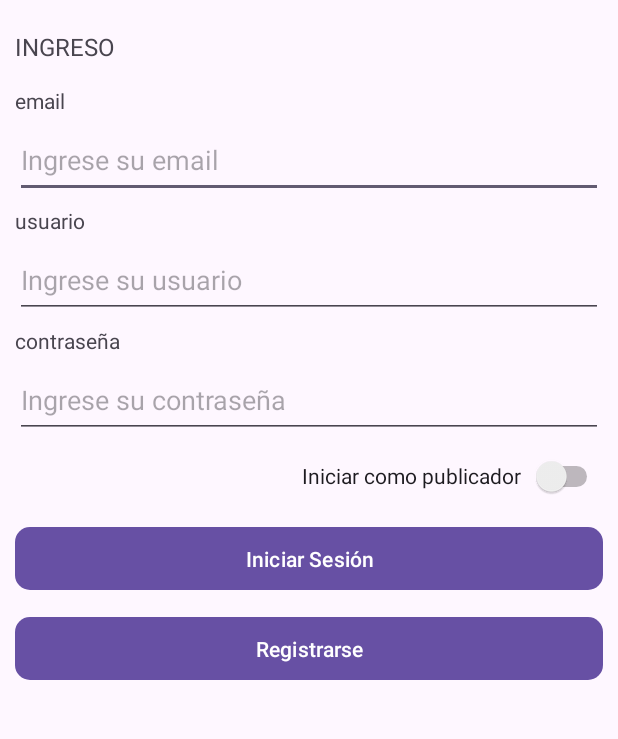
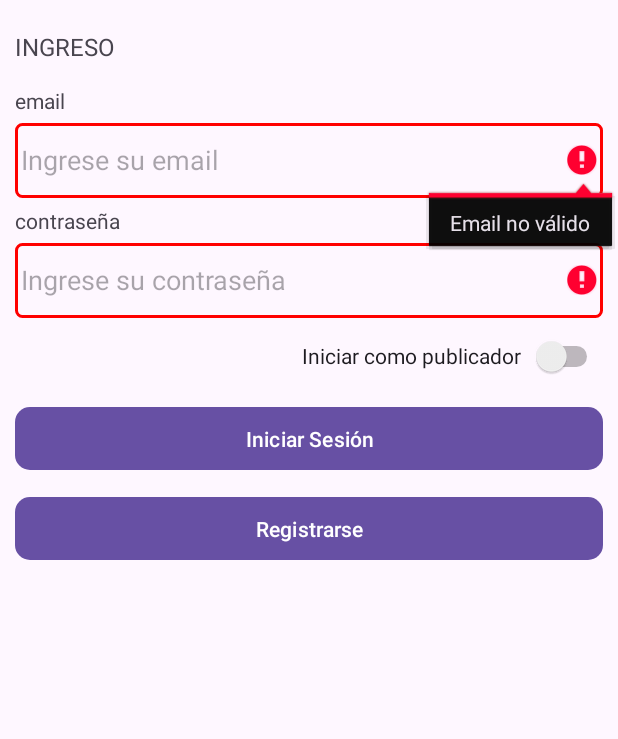
Before and after one commit to RodrigoPersoglia/PlayNow, an Android app: the screen it shows after launch (MainActivity), after a tap on "Iniciar Sesión", on a phone screen of 412 x 824 dp, the part 120-859 px from its top. Run offline under Robolectric (Android 15) with nearby library versions, the phone set to English and light mode, and no system bars; our stand-ins replace Firebase (no records; nobody signed in at launch, a user with empty details on screens opened directly).

```diff
--- a/app/src/main/java/com/example/test1/MainActivity.java
+++ b/app/src/main/java/com/example/test1/MainActivity.java
@@ -1,29 +1,37 @@
 package com.example.test1;
 
-import androidx.annotation.NonNull;
-import androidx.appcompat.app.AppCompatActivity;
-
 import android.content.Intent;
-import android.graphics.Color;
 import android.os.Bundle;
-import android.view.View;
 import android.widget.Button;
 import android.widget.Switch;
 import android.widget.TextView;
 import android.widget.Toast;
+
+import androidx.annotation.NonNull;
+import androidx.appcompat.app.AppCompatActivity;
 
 import com.google.android.gms.tasks.OnCompleteListener;
 import com.google.android.gms.tasks.Task;
 import com.google.firebase.auth.AuthResult;
 import com.google.firebase.auth.FirebaseAuth;
 import com.google.firebase.auth.FirebaseUser;
+import com.google.firebase.firestore.CollectionReference;
+import com.google.firebase.firestore.DocumentSnapshot;
+import com.google.firebase.firestore.FirebaseFirestore;
+import com.google.firebase.firestore.Query;
+import com.google.firebase.firestore.QuerySnapshot;
+
+import java.util.regex.Matcher;
+import java.util.regex.Pattern;
 
 public class MainActivity extends AppCompatActivity {
 
-    Button login,register;
-    TextView email_input, email_label, usuario_input, usuario_label,contraseña_input,contraseña_label;
+    Button login, register;
+    TextView email, password;
     Switch sw;
     FirebaseAuth mAuth;
+    FirebaseFirestore db;
+    String role;
 
     @Override
     protected void onCreate(Bundle savedInstanceState) {
@@ -36,83 +44,139 @@ public class MainActivity extends AppCompatActivity {
     protected void onStart() {
         super.onStart();
         FirebaseUser user = mAuth.getCurrentUser();
-        if (user != null){
-            startActivity(new Intent(MainActivity.this, SubscriberMain.class));
-            finish();
+        if (user != null) {
+            ValidateRole(user.getEmail());
         }
     }
 
-    private void StartComponents(){
+    private void StartComponents() {
         mAuth = FirebaseAuth.getInstance();
         sw = findViewById(R.id.publisher_switch);
         register = findViewById(R.id.btn_join);
         register.setOnClickListener(view -> GoTo(Register.class));
-        email_input = findViewById(R.id.email_input);
-        email_label = findViewById(R.id.email_label);
-        usuario_input = findViewById(R.id.usuario_input);
-        usuario_label = findViewById(R.id.usuario_label);
-        contraseña_input = findViewById(R.id.contraseña_input);
-        contraseña_label = findViewById(R.id.contraseña_label);
+        email = findViewById(R.id.email_input);
+        password = findViewById(R.id.contraseña_input);
         login = findViewById(R.id.btn_register);
         login.setOnClickListener(view -> Login());
         GetExtras();
     }
 
-    private void GetExtras(){
+    private void GetExtras() {
         Intent intent = getIntent();
-        if (intent.hasExtra("user")) {
-            String user = intent.getStringExtra("user");
-            usuario_input.setText(user);
-        }
         if (intent.hasExtra("pass")) {
             String pass = intent.getStringExtra("pass");
-            contraseña_input.setText(pass);
+            password.setText(pass);
         }
         if (intent.hasExtra("email")) {
             String email = intent.getStringExtra("email");
-            email_input.setText(email);
+            this.email.setText(email);
         }
     }
 
-    private void Login(){
-        String email = email_input.getText().toString();
-        String password = contraseña_input.getText().toString();
+    private boolean Validations(String emailUser, String passUser) {
+        Boolean result = true;
 
-        if (!email.isEmpty() && !password.isEmpty()) {
+        if (passUser.length() < 8) {
+            result = false;
+            password.setError("Contraseña no válida");
+            password.requestFocus();
+            password.setBackgroundResource(R.drawable.edit_text_error_background);
+        } else {
+            password.setError(null);
+            password.setBackgroundResource(android.R.drawable.edit_text);
+        }
 
+        if (!validarEmail(emailUser)) {
+            result = false;
+            email.setError("Email no válido");
+            email.requestFocus();
+            email.setBackgroundResource(R.drawable.edit_text_error_background);
+        } else {
+            email.setError(null);
+            email.setBackgroundResource(android.R.drawable.edit_text);
+        }
+
+        return result;
+    }
+
+    public boolean validarEmail(String email) {
+        String regex = "^[A-Za-z0-9+_.-]+@(.+)$";
+        Pattern pattern = Pattern.compile(regex);
+        Matcher matcher = pattern.matcher(email);
+        return matcher.matches();
+    }
+
+    private void Login() {
+        String email = this.email.getText().toString();
+        String password = this.password.getText().toString();
+        if (Validations(email, password)) {
             mAuth.signInWithEmailAndPassword(email, password)
                     .addOnCompleteListener(MainActivity.this, new OnCompleteListener<AuthResult>() {
                         @Override
                         public void onComplete(@NonNull Task<AuthResult> task) {
                             if (task.isSuccessful()) {
-                                FirebaseUser user = mAuth.getCurrentUser();
-                                Toast.makeText(MainActivity.this, "Bienvenido " + user.getEmail(), Toast.LENGTH_SHORT).show();
-                                GoToView();
+                                ValidateRole(email);
                             } else {
                                 Toast.makeText(MainActivity.this, "Usuario y/o contraseña invalida", Toast.LENGTH_SHORT).show();
                             }
                         }
                     });
-        } else {
-            Toast.makeText(MainActivity.this, "Por favor, ingresa tu correo electrónico y contraseña.", Toast.LENGTH_SHORT).show();
         }
     }
 
-    private void GoTo(Class activity){
+    private void GoTo(Class activity) {
         Intent intent = new Intent(this, activity);
         startActivity(intent);
+        finish();
     }
 
-    private void GoToView(){
+    private void GoToView() {
         Class rol = SubscriberMain.class;
-        if(sw.isChecked()){
+        if (sw.isChecked()) {
             rol = PublisherMain.class;
         }
         GoTo(rol);
-        finish();
     }
 
+    public void ValidateRole(String email) {
 
+        db = FirebaseFirestore.getInstance();
+        CollectionReference usuariosRef = db.collection("usuarios");
+        Query query = usuariosRef.whereEqualTo("email", email);
+        query.get()
+                .addOnCompleteListener(new OnCompleteListener<QuerySnapshot>() {
+                    @Override
+                    public void onComplete(Task<QuerySnapshot> task) {
+                        FirebaseUser user = mAuth.getCurrentUser();
+                        if (task.isSuccessful()) {
+                            QuerySnapshot querySnapshot = task.getResult();
+                            String roleUser = "";
+                            for (DocumentSnapshot document : querySnapshot.getDocuments()) {
+                                roleUser = document.getString("rol");
 
+                            }
+                            if (CheckRole(roleUser)) {
+                                Toast.makeText(MainActivity.this, "Bienvenido " + user.getEmail(), Toast.LENGTH_SHORT).show();
+                                GoToView();
+                            } else {
+                                Toast.makeText(MainActivity.this, "El rol seleccionado no coincide con su perfil de usuario", Toast.LENGTH_SHORT).show();
+                                mAuth.signOut();
+                            }
+
+                        } else {
+                            Toast.makeText(MainActivity.this, "Error al obtener su perfil de usuario", Toast.LENGTH_SHORT).show();
+                            mAuth.signOut();
+                        }
+                    }
+                });
+    }
+
+    private boolean CheckRole(String roleUser){
+        role = sw.isChecked() ? "Publicador" : "Suscriptor";
+        if (roleUser.equals("Ambos") || roleUser.equals(role)){
+            return true;
+        }
+        return false;
+    }
 
 }
--- a/app/src/main/res/layout/activity_main.xml
+++ b/app/src/main/res/layout/activity_main.xml
@@ -69,21 +69,21 @@
             android:hint="Ingrese su email"
             android:inputType="textEmailAddress" />
 
-        <TextView
-            android:id="@+id/usuario_label"
-            android:layout_width="match_parent"
-            android:layout_height="wrap_content"
-            android:text="usuario" />
+<!--        <TextView-->
+<!--            android:id="@+id/usuario_label"-->
+<!--            android:layout_width="match_parent"-->
+<!--            android:layout_height="wrap_content"-->
+<!--            android:text="usuario" />-->
 
-        <EditText
-            android:id="@+id/usuario_input"
-            android:layout_width="match_parent"
-            android:layout_height="50dp"
-            android:layout_marginTop="5dp"
-            android:layout_marginBottom="5dp"
-            android:ems="10"
-            android:hint="Ingrese su usuario"
-            android:inputType="text" />
+<!--        <EditText-->
+<!--            android:id="@+id/usuario_input"-->
+<!--            android:layout_width="match_parent"-->
+<!--            android:layout_height="50dp"-->
+<!--            android:layout_marginTop="5dp"-->
+<!--            android:layout_marginBottom="5dp"-->
+<!--            android:ems="10"-->
+<!--            android:hint="Ingrese su usuario"-->
+<!--            android:inputType="text" />-->
 
         <TextView
             android:id="@+id/contraseña_label"
```
Also changed, not shown: app/src/main/java/com/example/test1/Register.java (+4 -4 lines).
